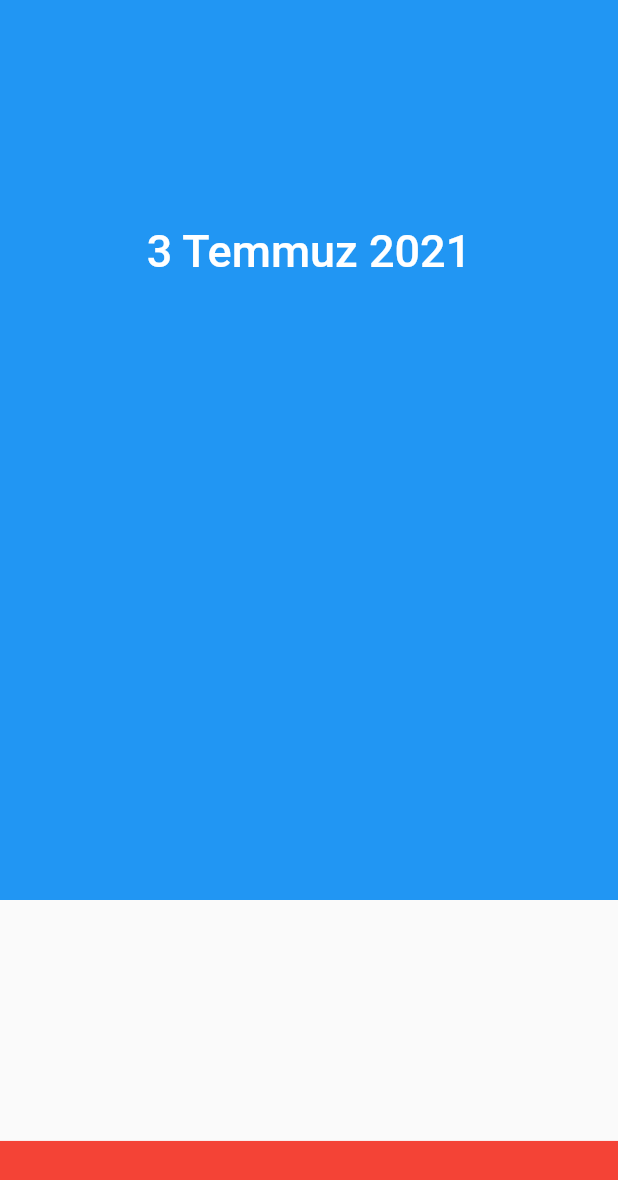
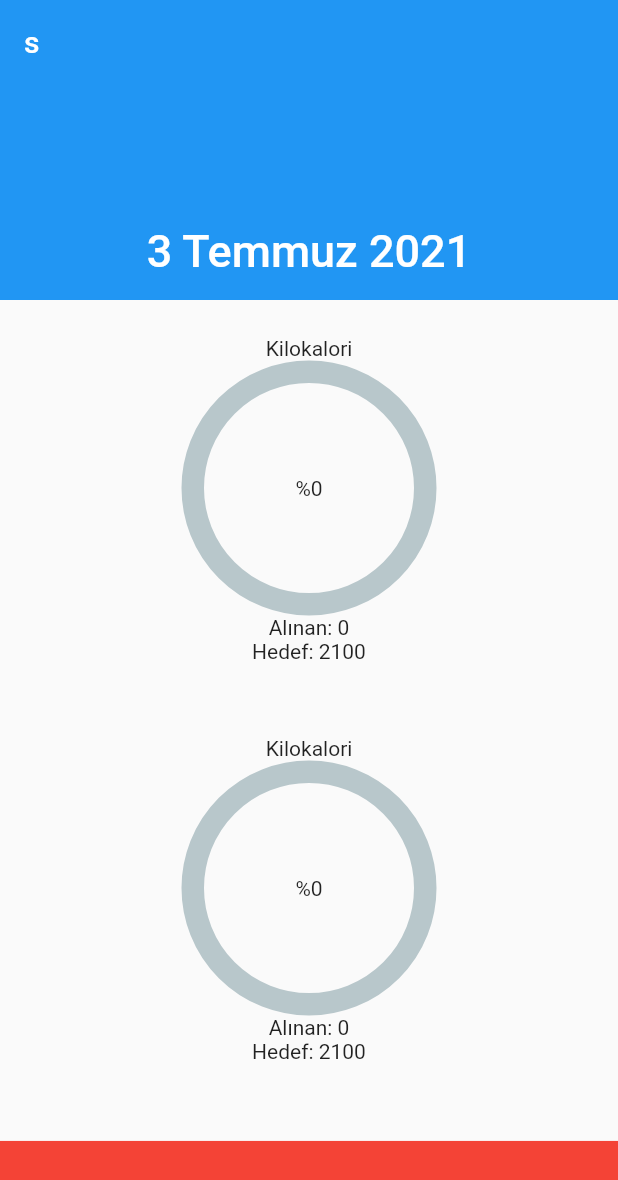
Before and after one commit to AlfaSquaD/Flutter-test, a Flutter app: the screen it shows after launch, on a phone screen of 412 x 824 dp. Shown: the top 1180 px of the screen. Run offline on Flutter 3.47's test engine with Material 2 defaults, Android fonts, the phone set to English and light mode, and no system bars; drawn by our look-alikes of percent_indicator; our stand-ins replace hive; missing offline and left inert: dart:ffi; accounts and stored records are empty.

Commit message:
Added Indicators

```diff
--- a/lib/db-interface/foodsI.dart
+++ /dev/null
@@ -1,11 +0,0 @@
-import 'package:hive/hive.dart';
-import 'package:practice/models/food.dart';
-
-abstract class FoodsI {
-  List<Food> getFoods(bool filter(Food el));
-  Future<void> createInstance();
-}
-
-class UninitializedError implements Exception {
-  UninitializedError();
-}
--- a/lib/main.dart
+++ b/lib/main.dart
@@ -11,6 +11,8 @@ import 'package:practice/db/hiveDailyData.dart';
 import 'package:practice/db/hiveFoods.dart';
 import 'package:practice/models/daily_data.dart';
 import 'package:practice/models/food.dart';
+import 'package:practice/widgets/customPercentIndicator.dart';
+import 'package:provider/provider.dart';
 
 void main() async {
   WidgetsFlutterBinding
@@ -44,11 +46,14 @@ class MyHomePage extends StatelessWidget {
   @override
   Widget build(BuildContext context) {
     return Scaffold(
-      body: CustomScrollView(
+      body: ChangeNotifierProvider<DailyData?>.value(
+        value: HiveDailyData.currentSummary,
+        child: CustomScrollView(
           slivers: <Widget>[
             SliverAppBar(
               pinned: true,
               expandedHeight: 200, // TODO: Static value!
+              title: Text("s"),
               flexibleSpace: FlexibleSpaceBar(
                 centerTitle: true,
                 title: Text(DateFormat.yMMMMd("tr_TR").format(DateTime.now())),
@@ -57,10 +62,40 @@ class MyHomePage extends StatelessWidget {
             SliverPersistentHeader(
               pinned: true,
               delegate: _SliverAppBarDelegate(
-                maxHeight: 400,
-                minHeight: 100,
-                child: Container(
-                  color: Colors.blue,
+                  maxHeight: 800,
+                  minHeight: 300,
+                  child: Column(
+                    crossAxisAlignment: CrossAxisAlignment.center,
+                    mainAxisAlignment: MainAxisAlignment.spaceAround,
+                    children: [
+                      Consumer<DailyData?>(
+                        builder: (context, value, child) =>
+                            CustomCircularPercentageIndicator(
+                                targetName: "Kilokalori",
+                                target: value!.targetKilocalories,
+                                current: value.totalKilocalories.toInt(),
+                                normalColor: Colors.green,
+                                exceedColor: Colors.red),
+                      ),
+                      Consumer<DailyData?>(
+                        builder: (context, value, child) =>
+                            CustomCircularPercentageIndicator(
+                                targetName: "Kilokalori",
+                                target: value!.targetKilocalories,
+                                current: value.totalKilocalories.toInt(),
+                                normalColor: Colors.green,
+                                exceedColor: Colors.red),
+                      ),
+                      Consumer<DailyData?>(
+                        builder: (context, value, child) =>
+                            CustomCircularPercentageIndicator(
+                                targetName: "Kilokalori",
+                                target: value!.targetKilocalories,
+                                current: value.totalKilocalories.toInt(),
+                                normalColor: Colors.green,
+                                exceedColor: Colors.red),
+                      ),
+                    ],
                   )),
             ),
             SliverFixedExtentList(
@@ -78,6 +113,7 @@ class MyHomePage extends StatelessWidget {
               ),
             ),
           ],
+        ),
       ),
       bottomNavigationBar: Container(
         color: Colors.red,
--- /dev/null
+++ b/lib/widgets/customPercentIndicator.dart
@@ -0,0 +1,40 @@
+import 'package:flutter/material.dart';
+import 'package:percent_indicator/circular_percent_indicator.dart';
+
+class CustomCircularPercentageIndicator extends StatelessWidget {
+  final int target;
+  final int current;
+  final double percent;
+  final String targetName;
+  final Color normalColor;
+  final Color exceedColor;
+  CustomCircularPercentageIndicator(
+      {required this.targetName,
+      required this.target,
+      required this.current,
+      required this.normalColor,
+      required this.exceedColor})
+      : percent = current / target;
+
+  @override
+  Widget build(BuildContext context) {
+    return Column(
+      crossAxisAlignment: CrossAxisAlignment.center,
+      mainAxisAlignment: MainAxisAlignment.start,
+      children: [
+        CircularPercentIndicator(
+          progressColor: percent > 1 ? exceedColor : normalColor,
+          radius: 170,
+          lineWidth: 15,
+          animation: true,
+          percent: percent > 1 ? 1 : percent,
+          // TODO: Add global style provider
+          header: Text(targetName, style: null),
+          center: Text("%${(percent * 100).toInt()}"),
+        ),
+        Text("Alınan: ${current}"),
+        Text("Hedef: ${target}"),
+      ],
+    );
+  }
+}
--- a/pubspec.yaml
+++ b/pubspec.yaml
@@ -27,6 +27,7 @@ dependencies:
   hive: ^2.0.4 # DB
   path_provider: ^2.0.1
   intl:
+  percent_indicator: ^3.0.1
 
 
   # The following adds the Cupertino Icons font to your application.
```
Also changed, not shown: lib/db/hiveDailyData.dart (+3 -22 lines), lib/db/hiveFoods.dart (+4 -6 lines), lib/models/daily_data.dart (+25 -1 lines), pubspec.lock. Lines whose indentation alone changed are shown as unchanged.
